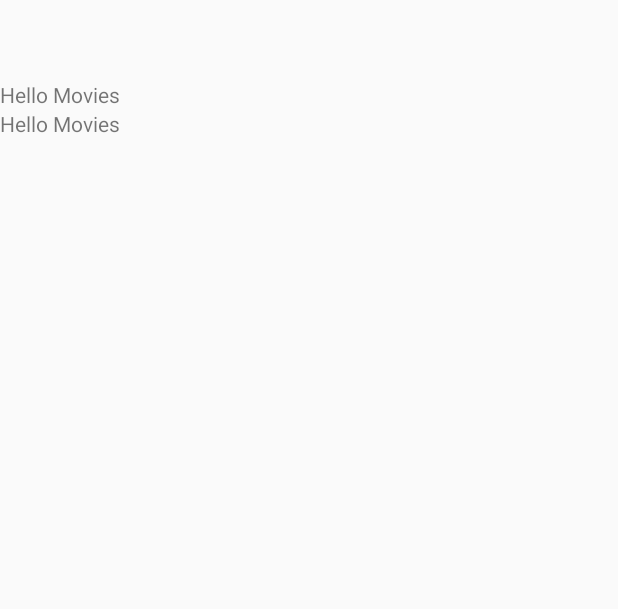
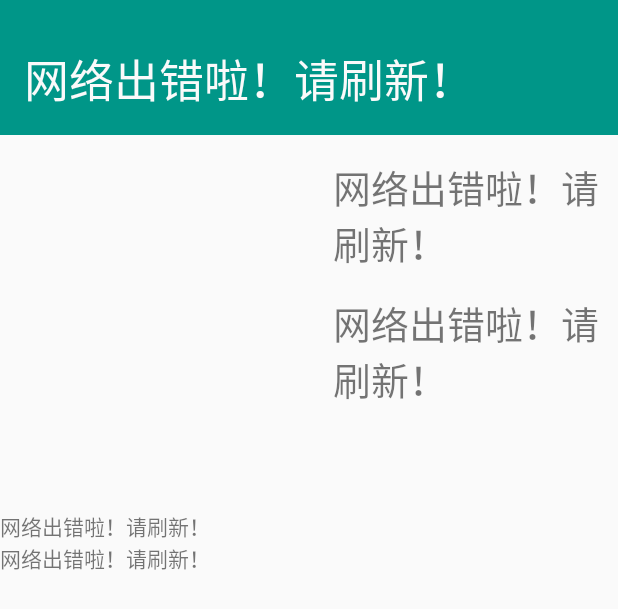
Before and after one commit to huamao/Project1, an Android app: the layout fragment_detail.xml on its own in the app's theme, with its tools: preview values and no code run, on a phone screen of 412 x 824 dp. Shown: the top 609 px of the screen. Run offline under Robolectric (Android 15) with nearby library versions, the phone set to English and light mode, and no system bars.

Commit message:
Second Commit

```diff
--- a/app/src/main/res/layout/fragment_detail.xml
+++ b/app/src/main/res/layout/fragment_detail.xml
@@ -4,27 +4,101 @@
     android:layout_height="match_parent"
     tools:context="com.example.android.project1.DetailActivity.DetailFragment">
 
+    <LinearLayout
+        android:id="@+id/layout_title"
+        android:layout_width="match_parent"
+        android:layout_height="wrap_content">
+
+        <TextView
+            android:id="@+id/title_text"
+            android:layout_width="match_parent"
+            android:layout_height="90dp"
+            android:paddingLeft="16dp"
+            android:paddingTop="30dp"
+            android:textSize="30sp"
+            android:background="@color/colorBackground"
+            android:textColor="@color/colorTextColor"
+            android:textAllCaps="true"
+            android:text="@string/app_network_refresh" />
+    </LinearLayout>
+
+    <ScrollView
+        android:layout_width="fill_parent"
+        android:layout_height="fill_parent"
+        android:scrollbars="vertical"
+        android:fadingEdge="vertical"
+        android:layout_below="@+id/layout_title">
+
+        <LinearLayout
+            android:id="@+id/layout_content"
+            android:layout_width="match_parent"
+            android:layout_height="wrap_content"
+            android:orientation="vertical"
+            android:scrollbars="vertical">
+
+            <LinearLayout
+                android:id="@+id/layout_framengcontent"
+                android:layout_width="match_parent"
+                android:layout_height="wrap_content"
+                android:orientation="horizontal">
+
+                <LinearLayout
+                    android:id="@+id/layout_background"
+                    android:layout_width="0dp"
+                    android:layout_height="wrap_content"
+                    android:layout_weight="1"
+                    android:orientation="vertical">
+
                     <ImageView
                         android:id="@+id/detail_background"
                         android:layout_width="match_parent"
+                        android:layout_height="250dp"
+                        android:adjustViewBounds="true"
+                        android:scaleType="centerInside" />
+                </LinearLayout>
+
+                <LinearLayout
+                    android:id="@+id/layout_date"
+                    android:layout_width="0dp"
                     android:layout_height="wrap_content"
-        android:adjustViewBounds="true"
-        android:minHeight="80px"
-        android:scaleType="fitCenter"/>
+                    android:layout_weight="1"
+                    android:orientation="vertical">
+
+                    <TextView
+                        android:id="@+id/detail_date"
+                        android:layout_width="match_parent"
+                        android:layout_height="match_parent"
+                        android:paddingLeft="16dp"
+                        android:paddingTop="16dp"
+                        android:textSize="25sp"
+                        android:text="@string/app_network_refresh" />
+
+                    <TextView
+                        android:id="@+id/vote_average"
+                        android:layout_width="match_parent"
+                        android:layout_height="match_parent"
+                        android:paddingLeft="16dp"
+                        android:paddingTop="16dp"
+                        android:textSize="25sp"
+                        android:text="@string/app_network_refresh" />
+                </LinearLayout>
+            </LinearLayout>
 
             <TextView
                 android:id="@+id/name_text"
                 android:layout_width="wrap_content"
                 android:layout_height="wrap_content"
                 android:layout_below="@+id/detail_background"
-        android:text="Hello Movies"/>
+                android:text="@string/app_network_refresh" />
 
             <TextView
         android:id="@+id/detail_text"
         android:layout_width="wrap_content"
                 android:layout_height="wrap_content"
                 android:layout_below="@+id/name_text"
-        android:ellipsize="start"
+                android:fadeScrollbars="false"
                 android:scrollbars="vertical"
-        android:text="Hello Movies"/>
+                android:text="@string/app_network_refresh" />
+        </LinearLayout>
+    </ScrollView>
 </RelativeLayout>
--- a/app/src/main/res/layout/movie_fragment_main.xml
+++ b/app/src/main/res/layout/movie_fragment_main.xml
@@ -1,7 +1,7 @@
 <FrameLayout xmlns:android="http://schemas.android.com/apk/res/android"
     xmlns:tools="http://schemas.android.com/tools"
     android:layout_width="match_parent"
-    android:layout_height="wrap_content"
+    android:layout_height="match_parent"
     tools:context=".MainActivity$MovieFragment">
 
     <android.support.v7.widget.RecyclerView
--- a/app/src/main/res/values/colors.xml
+++ b/app/src/main/res/values/colors.xml
@@ -3,4 +3,6 @@
     <color name="colorPrimary">#3F51B5</color>
     <color name="colorPrimaryDark">#303F9F</color>
     <color name="colorAccent">#FF4081</color>
+    <color name="colorBackground">#009688</color>
+    <color name="colorTextColor">#FAFAFA</color>
 </resources>
--- a/app/src/main/res/values/strings.xml
+++ b/app/src/main/res/values/strings.xml
@@ -10,4 +10,6 @@
     <string name="pref_movie_label_top_rated">高分电影</string>
     <string name="pref_movie_value_popular">popular</string>
     <string name="pref_movie_value_top_rated">top_rated</string>
+    <string name="app_network_refresh">网络出错啦！请刷新！</string>
+
 </resources>
```
Also changed, not shown: app/src/main/java/com/example/android/project1/DetailActivity.java (+20 -7 lines), app/src/main/java/com/example/android/project1/ImageAdapter.java (+28 -10 lines), app/src/main/java/com/example/android/project1/MainActivity.java (+9 -1 lines), app/src/main/java/com/example/android/project1/MovieFragment.java (+22 -10 lines), app/src/main/res/layout/list_item_movie.xml (+5 -5 lines). Lines whose indentation alone changed are shown as unchanged.
